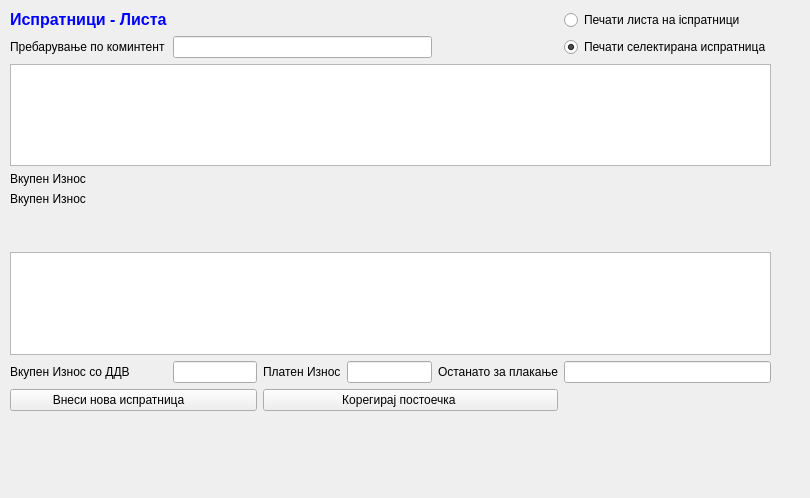
Before: the Qt Designer form sterna/Ispratnici/ispratnicilista.ui in srgank/sterna_x, drawn with Qt 5.
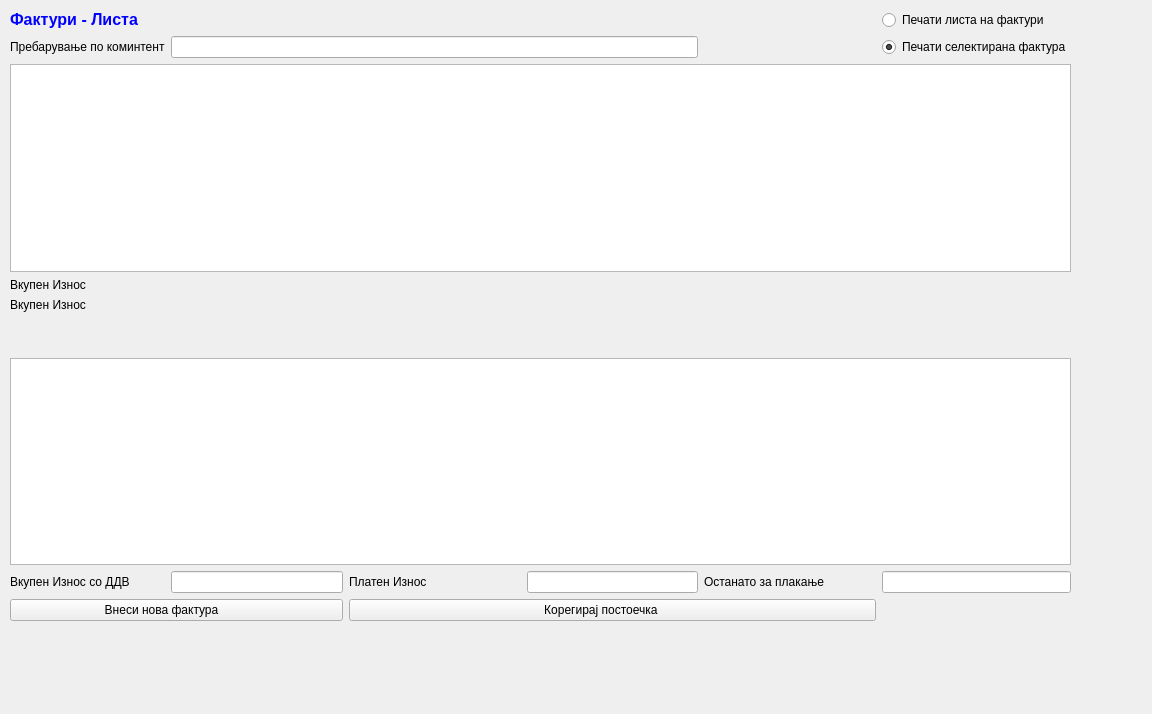
After: the same form once the commit is applied. Icons and pictures are not drawn.

Patch:
```diff
--- a/sterna/Ispratnici/ispratnicilista.ui
+++ b/sterna/Ispratnici/ispratnicilista.ui
@@ -6,8 +6,8 @@
    <rect>
     <x>0</x>
     <y>0</y>
-    <width>810</width>
-    <height>498</height>
+    <width>1152</width>
+    <height>714</height>
    </rect>
   </property>
   <property name="windowTitle">
@@ -18,8 +18,8 @@
     <rect>
      <x>10</x>
      <y>10</y>
-     <width>761</width>
-     <height>401</height>
+     <width>1061</width>
+     <height>611</height>
     </rect>
    </property>
    <layout class="QGridLayout" name="gridLayout">
@@ -29,8 +29,8 @@
        <string>&lt;!DOCTYPE HTML PUBLIC &quot;-//W3C//DTD HTML 4.0//EN&quot; &quot;http://www.w3.org/TR/REC-html40/strict.dtd&quot;&gt;
 &lt;html&gt;&lt;head&gt;&lt;meta name=&quot;qrichtext&quot; content=&quot;1&quot; /&gt;&lt;style type=&quot;text/css&quot;&gt;
 p, li { white-space: pre-wrap; }
-&lt;/style&gt;&lt;/head&gt;&lt;body style=&quot; font-family:'Sans Serif'; font-size:10pt; font-weight:400; font-style:normal;&quot;&gt;
-&lt;p style=&quot; margin-top:0px; margin-bottom:0px; margin-left:0px; margin-right:0px; -qt-block-indent:0; text-indent:0px;&quot;&gt;&lt;span style=&quot; font-family:'MS Shell Dlg 2'; font-size:12pt; font-weight:600; color:#0000ff;&quot;&gt;Испратници - Листа&lt;/span&gt;&lt;/p&gt;&lt;/body&gt;&lt;/html&gt;</string>
+&lt;/style&gt;&lt;/head&gt;&lt;body style=&quot; font-family:'MS Shell Dlg 2'; font-size:10pt; font-weight:400; font-style:normal;&quot;&gt;
+&lt;p style=&quot; margin-top:0px; margin-bottom:0px; margin-left:0px; margin-right:0px; -qt-block-indent:0; text-indent:0px;&quot;&gt;&lt;span style=&quot; font-size:12pt; font-weight:600; color:#0000ff;&quot;&gt;Фактури - Листа&lt;/span&gt;&lt;/p&gt;&lt;/body&gt;&lt;/html&gt;</string>
       </property>
      </widget>
     </item>
@@ -89,7 +89,7 @@
     <item row="0" column="5">
      <widget class="QRadioButton" name="radioButton">
       <property name="text">
-       <string>Печати листа на iспратници</string>
+       <string>Печати листа на фактури</string>
       </property>
      </widget>
     </item>
@@ -106,7 +106,7 @@
     <item row="1" column="5">
      <widget class="QRadioButton" name="radioButton_2">
       <property name="text">
-       <string>Печати селектирана испратницa</string>
+       <string>Печати селектирана фактура</string>
       </property>
       <property name="checked">
        <bool>true</bool>
@@ -283,7 +283,7 @@
     <item row="9" column="0" colspan="2">
      <widget class="QPushButton" name="pushButton">
       <property name="text">
-       <string>Внеси нова испратница         </string>
+       <string>Внеси нова фактура         </string>
       </property>
       <property name="icon">
        <iconset>
```
Left out of the diff: 24 changed lines with no effect on the pictures.
